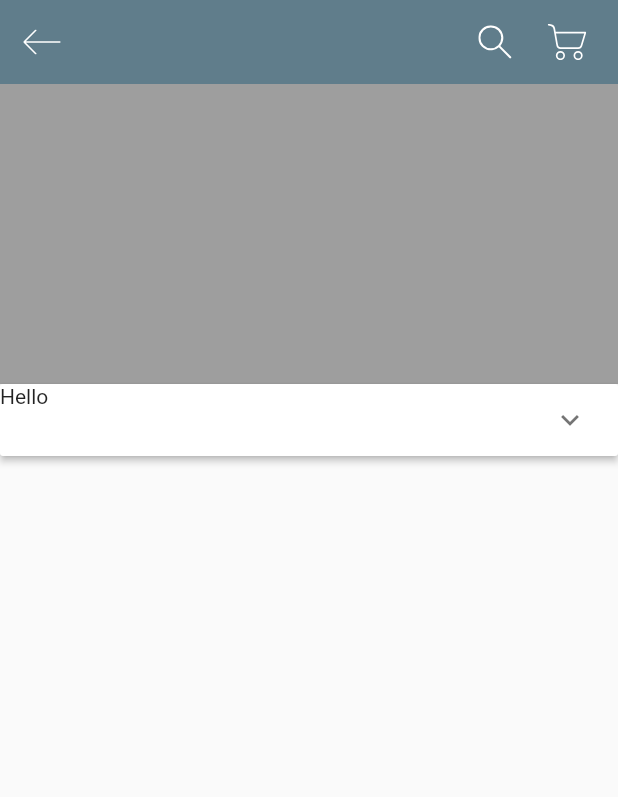
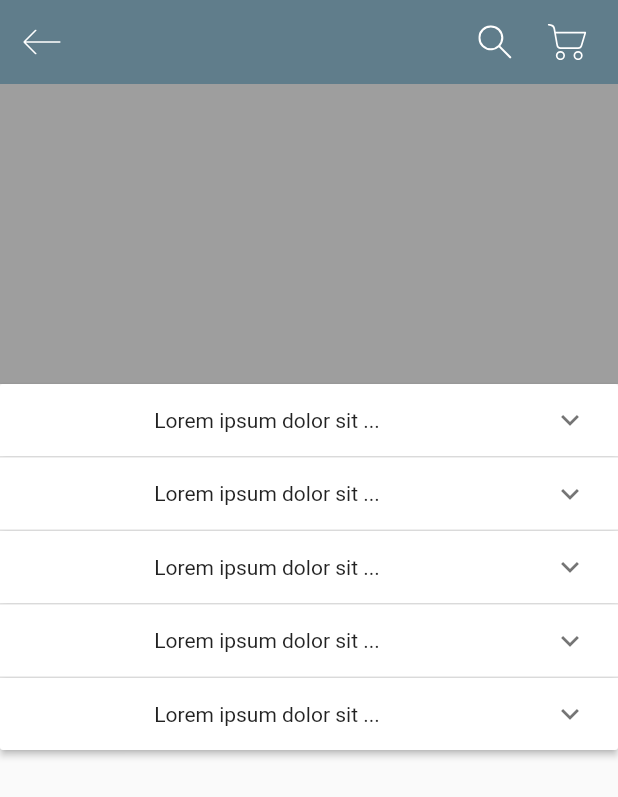
Before and after one commit to phatnguyen1006/Joolux_App__v1, a Flutter app: the DetailsScreen screen opened directly, on a phone screen of 412 x 824 dp. Shown: the top 797 px of the screen. Run offline on Flutter 3.47's test engine with Material 2 defaults, Android fonts, the phone set to English and light mode, and no system bars; our stand-ins replace flutter_svg.

Commit message:
Khue - reset setup

```diff
--- a/lib/widgets/product_details_page/details_page.dart
+++ b/lib/widgets/product_details_page/details_page.dart
@@ -20,18 +20,47 @@ class DetailsScreen extends StatelessWidget {
               color: Colors.grey,
             ),
           ),
-          ExpansionPanelList(
-            children: [
-              ExpansionPanel(
-                  headerBuilder: (context, isOpen) {
-                    return Text("Hello");
-                  },
-                  body: Text("Now Open!"),
-              ),
-            ],
-          )
+          ExpandingItems()
         ],
       ),
     );
   }
 }
+
+class ExpandingItems extends StatefulWidget {
+  ExpandingItems({Key? key}) : super(key: key);
+
+  @override
+  _ExpandingItemsState createState() => _ExpandingItemsState();
+}
+
+class _ExpandingItemsState extends State<ExpandingItems> {
+  List<bool> _isExpanded = List.generate(10, (_) => false);
+
+  @override
+  Widget build(BuildContext context) {
+    return SingleChildScrollView(
+      child: Container(
+        child: ExpansionPanelList(
+          expansionCallback: (index, isExpanded) => setState(() {
+            _isExpanded[index] = !isExpanded;
+          }),
+          children: [
+            for (int i = 0; i < 5; i++)
+              ExpansionPanel(
+                body: ListTile(
+                    subtitle: Text(
+                        "... amet, consectetur adipiscing elit. Nullam ultricies porta rutrum. Vivamus id ultrices velit. Sed tellus lorem, egestas ac magna non, fringilla sagittis erat. Interdum et malesuada fames ac ante ipsum primis in faucibus. Fusce tempor mi et eleifend fermentum. Sed quis molestie nunc.")),
+                headerBuilder: (_, isExpanded) {
+                  return Center(
+                    child: Text("Lorem ipsum dolor sit ..."),
+                  );
+                },
+                isExpanded: _isExpanded[i],
+              )
+          ],
+        ),
+      ),
+    );
+  }
+}
```
